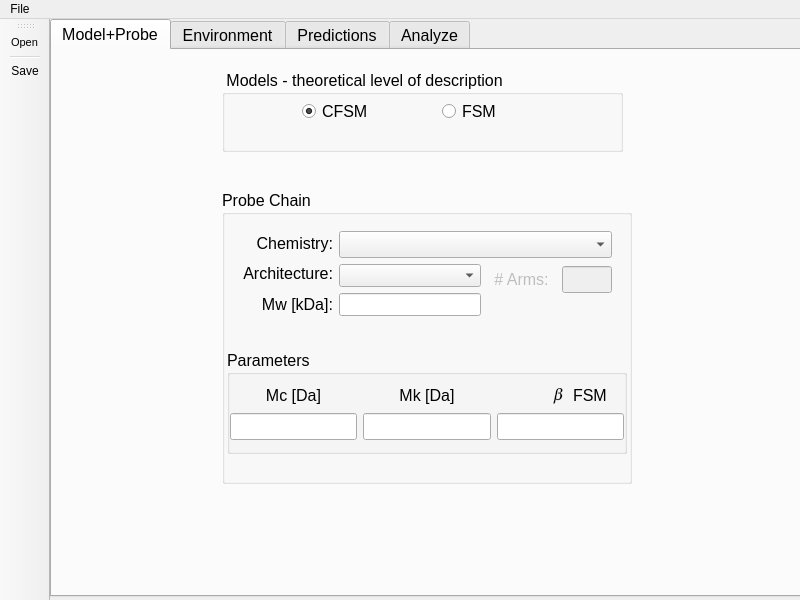
The window that GUI/mainwindow.ui (ktaletsk/gpu_dsm) describes before a commit, drawn with Qt 5.
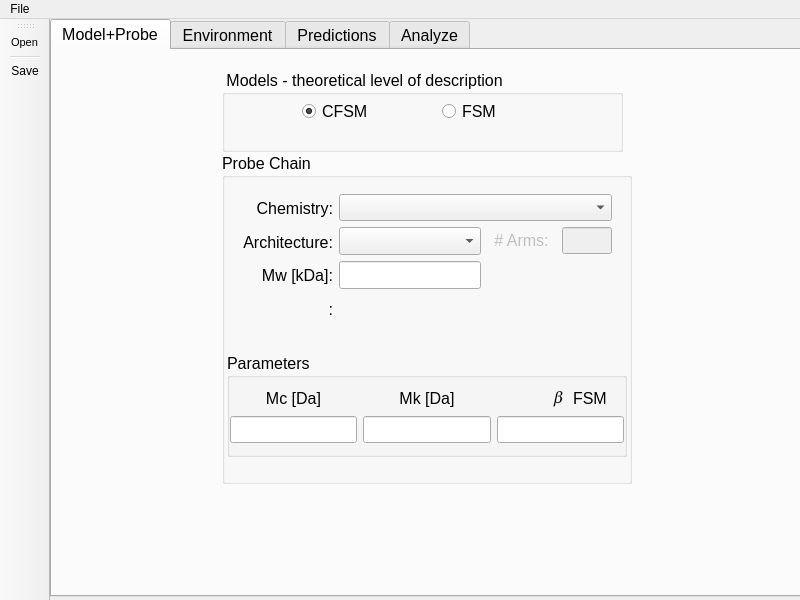
The same window after the commit. The open tabs and pages were chosen to show the change. Icons and pictures are not drawn. Custom widgets are drawn as their Qt base class.

The edit to the form file:
```diff
--- a/GUI/mainwindow.ui
+++ b/GUI/mainwindow.ui
@@ -164,9 +164,9 @@
       <property name="geometry">
        <rect>
         <x>170</x>
-        <y>140</y>
+        <y>103</y>
         <width>410</width>
-        <height>294</height>
+        <height>331</height>
        </rect>
       </property>
       <property name="title">
@@ -176,7 +176,7 @@
        <property name="geometry">
         <rect>
          <x>5</x>
-         <y>160</y>
+         <y>200</y>
          <width>400</width>
          <height>104</height>
         </rect>
@@ -319,7 +319,7 @@
          <x>10</x>
          <y>30</y>
          <width>391</width>
-         <height>107</height>
+         <height>151</height>
         </rect>
        </property>
        <layout class="QHBoxLayout" name="horizontalLayout_15">
@@ -327,6 +327,15 @@
          <layout class="QVBoxLayout" name="verticalLayout_6">
           <item>
            <widget class="QLabel" name="label">
+            <property name="maximumSize">
+             <size>
+              <width>16777215</width>
+              <height>32</height>
+             </size>
+            </property>
+            <property name="toolTip">
+             <string>&lt;html&gt;&lt;head/&gt;&lt;body&gt;&lt;p&gt;Choose from the list of known chemistries or use 'Custom' option to input your own parameters&lt;/p&gt;&lt;/body&gt;&lt;/html&gt;</string>
+            </property>
             <property name="text">
              <string>Chemistry:</string>
             </property>
@@ -337,6 +346,12 @@
           </item>
           <item>
            <widget class="QLabel" name="label_6">
+            <property name="maximumSize">
+             <size>
+              <width>16777215</width>
+              <height>32</height>
+             </size>
+            </property>
             <property name="text">
              <string>Architecture:</string>
             </property>
@@ -347,6 +362,12 @@
           </item>
           <item>
            <widget class="QLabel" name="label_3">
+            <property name="maximumSize">
+             <size>
+              <width>16777215</width>
+              <height>32</height>
+             </size>
+            </property>
             <property name="font">
              <font>
               <italic>false</italic>
@@ -363,6 +384,25 @@
             </property>
            </widget>
           </item>
+          <item>
+           <widget class="QLabel" name="label_12">
+            <property name="maximumSize">
+             <size>
+              <width>16777215</width>
+              <height>32</height>
+             </size>
+            </property>
+            <property name="toolTip">
+             <string>&lt;html&gt;&lt;head/&gt;&lt;body&gt;&lt;p&gt;Average number of entanglements per chain&lt;/p&gt;&lt;p&gt;Estimated as &amp;lt;Z&amp;gt; = (N&lt;span style=&quot; vertical-align:sub;&quot;&gt;k&lt;/span&gt; + β)/(β+1)&lt;/p&gt;&lt;/body&gt;&lt;/html&gt;</string>
+            </property>
+            <property name="text">
+             <string>&lt;Z&gt;:</string>
+            </property>
+            <property name="alignment">
+             <set>Qt::AlignRight|Qt::AlignTrailing|Qt::AlignVCenter</set>
+            </property>
+           </widget>
+          </item>
          </layout>
         </item>
         <item>
@@ -411,11 +451,20 @@
            <layout class="QHBoxLayout" name="horizontalLayout_7">
             <item>
              <layout class="QVBoxLayout" name="verticalLayout_5">
+              <property name="spacing">
+               <number>6</number>
+              </property>
               <item>
                <widget class="QComboBox" name="combo_arch_probe">
                 <property name="enabled">
                  <bool>true</bool>
                 </property>
+                <property name="maximumSize">
+                 <size>
+                  <width>16777215</width>
+                  <height>29</height>
+                 </size>
+                </property>
                 <property name="contextMenuPolicy">
                  <enum>Qt::DefaultContextMenu</enum>
                 </property>
@@ -449,6 +498,28 @@
                 <property name="enabled">
                  <bool>true</bool>
                 </property>
+                <property name="maximumSize">
+                 <size>
+                  <width>16777215</width>
+                  <height>29</height>
+                 </size>
+                </property>
+               </widget>
+              </item>
+              <item>
+               <widget class="QLabel" name="Zaver">
+                <property name="maximumSize">
+                 <size>
+                  <width>16777215</width>
+                  <height>29</height>
+                 </size>
+                </property>
+                <property name="text">
+                 <string/>
+                </property>
+                <property name="alignment">
+                 <set>Qt::AlignBottom|Qt::AlignLeading|Qt::AlignLeft</set>
+                </property>
                </widget>
               </item>
              </layout>
@@ -498,6 +569,13 @@
                 </property>
                </spacer>
               </item>
+              <item>
+               <widget class="QLabel" name="label_13">
+                <property name="text">
+                 <string/>
+                </property>
+               </widget>
+              </item>
              </layout>
             </item>
            </layout>
```
Left out of the diff: 122 changed lines with no effect on the pictures.
